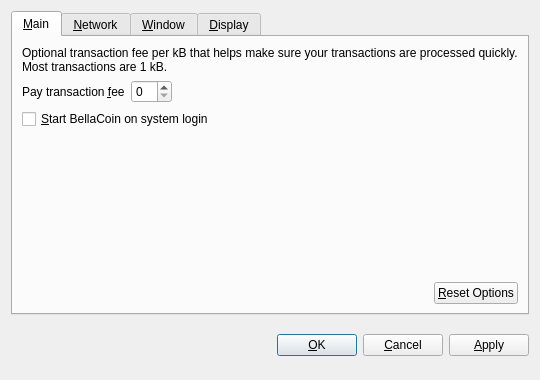
The window that src/qt/forms/optionsdialog.ui (TheAmbiaFund/Belacoin) describes before a commit, drawn with Qt 5.
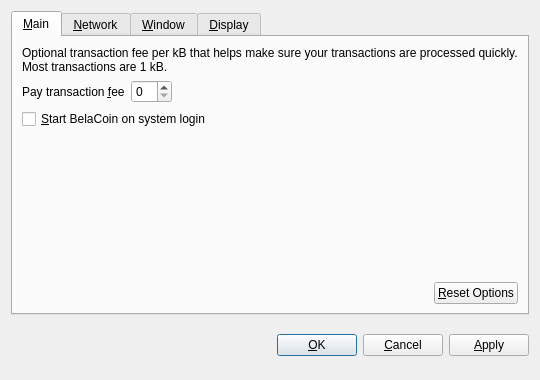
The same window after the commit. Custom widgets are drawn as their Qt base class.

```diff
--- a/src/qt/forms/optionsdialog.ui
+++ b/src/qt/forms/optionsdialog.ui
@@ -82,7 +82,7 @@
           <string>Automatically start BellaCoin after logging in to the system.</string>
          </property>
          <property name="text">
-          <string>&amp;Start BellaCoin on system login</string>
+          <string>&amp;Start BelaCoin on system login</string>
          </property>
         </widget>
        </item>
```
Left out of the diff: 10 changed lines with no effect on the pictures.
